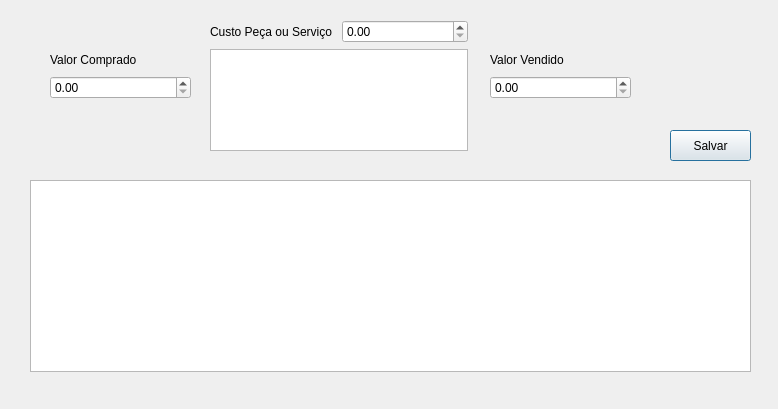
Before: the Qt Designer form carregistriesdialog.ui in walter-agostinho/Vehicle_Searching, drawn with Qt 5.
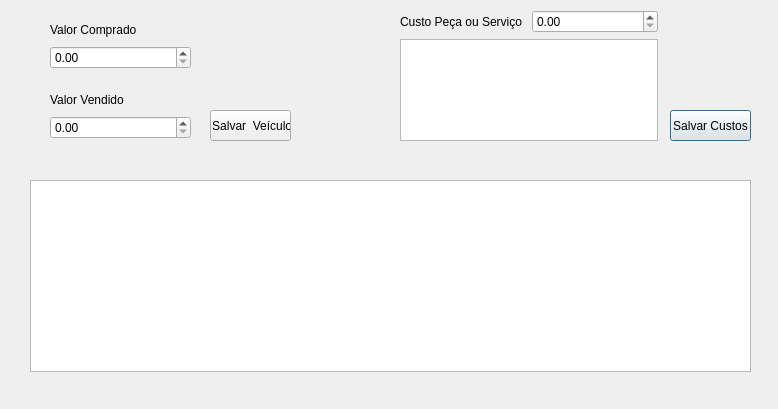
After: the same form once the commit is applied.

```diff
--- a/carregistriesdialog.ui
+++ b/carregistriesdialog.ui
@@ -27,7 +27,7 @@
    <property name="geometry">
     <rect>
      <x>50</x>
-     <y>50</y>
+     <y>20</y>
      <width>141</width>
      <height>49</height>
     </rect>
@@ -48,8 +48,8 @@
   <widget class="QWidget" name="layoutWidget">
    <property name="geometry">
     <rect>
-     <x>210</x>
-     <y>20</y>
+     <x>400</x>
+     <y>10</y>
      <width>258</width>
      <height>131</height>
     </rect>
@@ -80,8 +80,8 @@
   <widget class="QWidget" name="layoutWidget">
    <property name="geometry">
     <rect>
-     <x>490</x>
-     <y>50</y>
+     <x>50</x>
+     <y>90</y>
      <width>141</width>
      <height>49</height>
     </rect>
@@ -103,13 +103,26 @@
    <property name="geometry">
     <rect>
      <x>670</x>
-     <y>130</y>
+     <y>110</y>
      <width>81</width>
      <height>31</height>
     </rect>
    </property>
    <property name="text">
-    <string>Salvar</string>
+    <string>Salvar Custos</string>
+   </property>
+  </widget>
+  <widget class="QPushButton" name="saveVehicleButton">
+   <property name="geometry">
+    <rect>
+     <x>210</x>
+     <y>110</y>
+     <width>81</width>
+     <height>31</height>
+    </rect>
+   </property>
+   <property name="text">
+    <string> Salvar  Veículo</string>
    </property>
   </widget>
  </widget>
```
Left out of the diff: 2 changed lines with no effect on the pictures.
